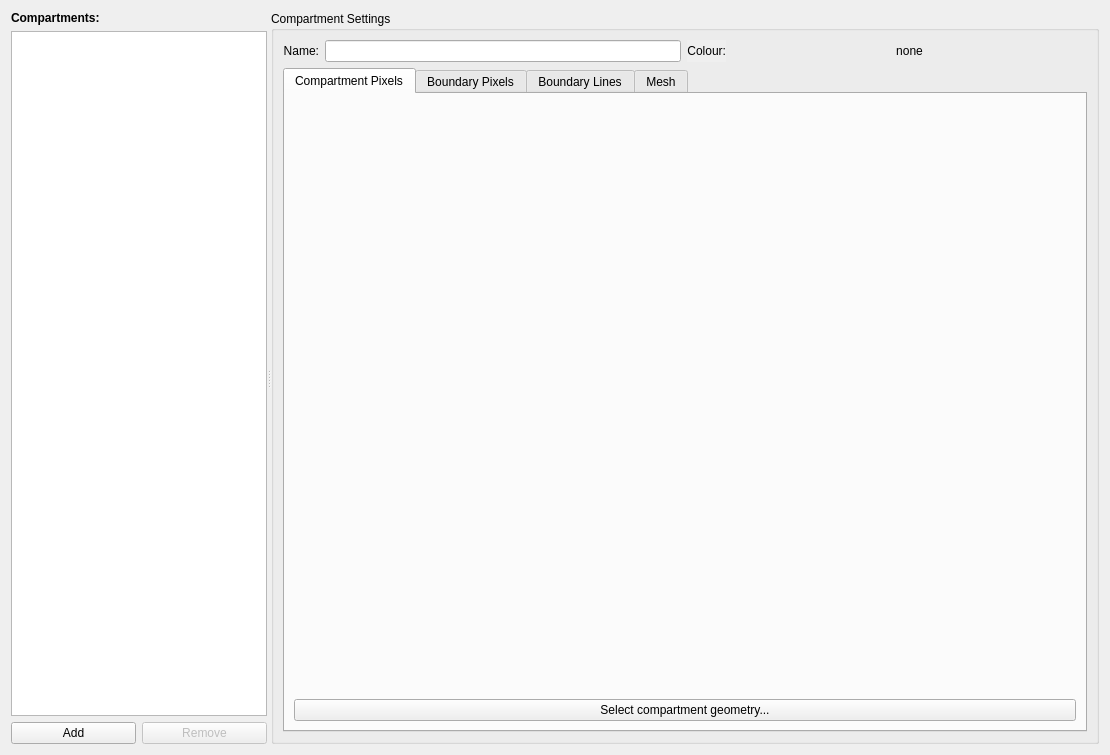
spatial-model-editor/spatial-model-editor, file src/gui/tabs/tabgeometry.ui: the form before one commit.
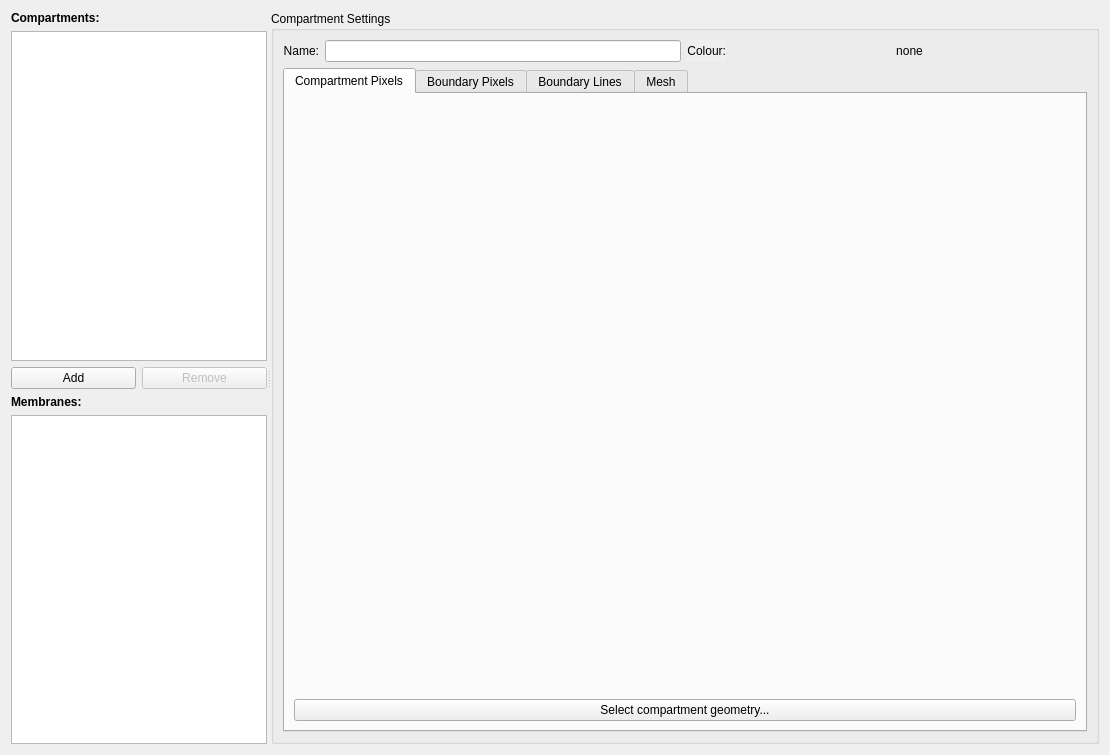
The form after the commit. Custom widgets are drawn as their Qt base class.

Commit message: add sbml membrane compartments   - membranes exported to SBML as explicit d-1 dimension compartments   - d-1 dimension compartments imported from SBML as membranes   - adjacentDomain info imported/exported to implicitly define their geometry   - resolves #198

```diff
--- a/src/gui/tabs/tabgeometry.ui
+++ b/src/gui/tabs/tabgeometry.ui
@@ -24,10 +24,13 @@
      </property>
      <widget class="QWidget" name="verticalLayoutWidget">
       <layout class="QGridLayout" name="gridLayout">
-       <item row="2" column="0">
-        <widget class="QPushButton" name="btnAddCompartment">
-         <property name="text">
-          <string>Add</string>
+       <item row="4" column="0" colspan="2">
+        <widget class="QListWidget" name="listMembranes">
+         <property name="sizePolicy">
+          <sizepolicy hsizetype="Preferred" vsizetype="Preferred">
+           <horstretch>0</horstretch>
+           <verstretch>0</verstretch>
+          </sizepolicy>
          </property>
         </widget>
        </item>
@@ -41,6 +44,13 @@
          </property>
         </widget>
        </item>
+       <item row="2" column="0">
+        <widget class="QPushButton" name="btnAddCompartment">
+         <property name="text">
+          <string>Add</string>
+         </property>
+        </widget>
+       </item>
        <item row="1" column="0" colspan="2">
         <widget class="QListWidget" name="listCompartments">
          <property name="sizePolicy">
@@ -75,17 +85,27 @@
            <bold>true</bold>
           </font>
          </property>
-         <property name="autoFillBackground">
-          <bool>true</bool>
-         </property>
          <property name="text">
           <string>Compartments:</string>
          </property>
-         <property name="scaledContents">
-          <bool>false</bool>
+        </widget>
+       </item>
+       <item row="3" column="0" colspan="2">
+        <widget class="QLabel" name="lblMembranes">
+         <property name="sizePolicy">
+          <sizepolicy hsizetype="Fixed" vsizetype="Fixed">
+           <horstretch>0</horstretch>
+           <verstretch>0</verstretch>
+          </sizepolicy>
          </property>
-         <property name="alignment">
-          <set>Qt::AlignLeading|Qt::AlignLeft|Qt::AlignVCenter</set>
+         <property name="font">
+          <font>
+           <weight>75</weight>
+           <bold>true</bold>
+          </font>
+         </property>
+         <property name="text">
+          <string>Membranes:</string>
          </property>
         </widget>
        </item>
```
The commit also changes 289 other files.
